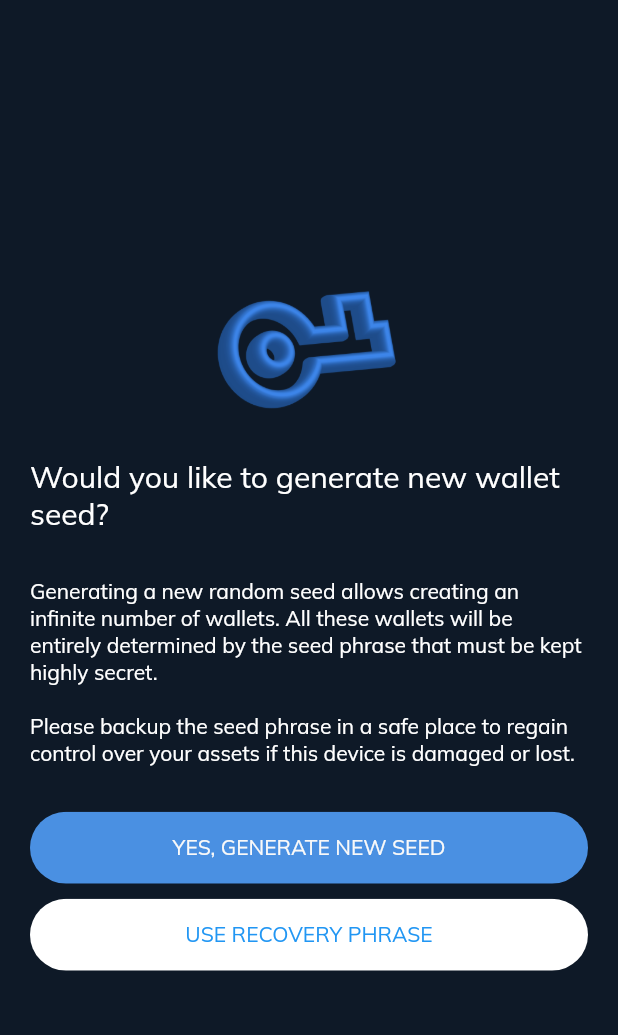
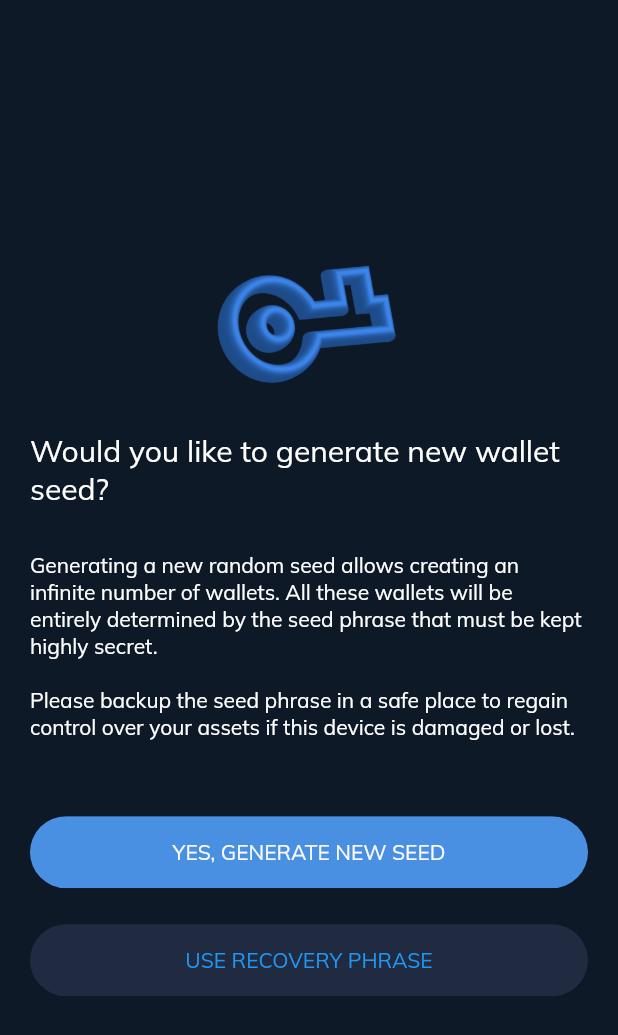
Before and after one commit to cryptoadvance/specter-mobile, a Flutter app: the RecoverySelectView screen opened by its route, on a phone screen of 412 x 824 dp. Shown: the top 1035 px of the screen. Run offline on Flutter 3.47's test engine with Material 2 defaults, Android fonts, the phone set to English and light mode, and no system bars; our stand-ins replace flutter_svg, get, qr_flutter; missing offline and left inert: dart:ffi.

Commit message:
Update design

```diff
--- a/lib/app/modules/100_auth/101_recovery_select/views/recovery_select_view.dart
+++ b/lib/app/modules/100_auth/101_recovery_select/views/recovery_select_view.dart
@@ -33,7 +33,7 @@ class RecoverySelectView extends GetView<RecoverySelectController> {
               ),
               Container(
                 width: double.infinity,
-                margin: EdgeInsets.only(top: 30),
+                margin: EdgeInsets.only(top: 50),
                 child: LightButton(
                   child: Text(
                     'recovery_select_buttons_generate_new_seed'.tr,
@@ -48,13 +48,13 @@ class RecoverySelectView extends GetView<RecoverySelectController> {
               ),
               Container(
                 width: double.infinity,
-                margin: EdgeInsets.only(top: 10),
+                margin: EdgeInsets.only(top: 24),
                 child: LightButton(
                   child: Text('recovery_select_buttons_recovery_phrase'.tr, textAlign: TextAlign.center),
                   isInline: false,
-                  style: LightButtonStyle.WHITE_OUTLINE,
+                  style: LightButtonStyle.SECONDARY,
                   onTap: () {
-
+                    Get.toNamed('/enter-seed');
                   }
                 )
               )
--- a/lib/app/routes/app_routes.dart
+++ b/lib/app/routes/app_routes.dart
@@ -13,6 +13,7 @@ abstract class Routes {
   static const WALLET_INFO_ADDRESS = _Paths.WALLET_INFO_ADDRESS;
   static const WALLET_INFO_TRANSACTIONS = _Paths.WALLET_INFO_TRANSACTIONS;
   static const HELLO = _Paths.HELLO;
+  static const ENTER_SEED = _Paths.ENTER_SEED;
 }
 
 abstract class _Paths {
@@ -25,4 +26,5 @@ abstract class _Paths {
   static const WALLET_INFO_ADDRESS = '/wallet-info-address';
   static const WALLET_INFO_TRANSACTIONS = '/wallet-info-transactions';
   static const HELLO = '/hello';
+  static const ENTER_SEED = '/enter-seed';
 }
--- a/lib/app/widgets/LightButton.dart
+++ b/lib/app/widgets/LightButton.dart
@@ -4,7 +4,8 @@ import '../../utils.dart';
 
 enum LightButtonStyle {
   PRIMARY,
-  WHITE_OUTLINE
+  WHITE_OUTLINE,
+  SECONDARY
 }
 
 class LightButton extends StatelessWidget {
@@ -31,6 +32,9 @@ class LightButton extends StatelessWidget {
       case LightButtonStyle.WHITE_OUTLINE:
         bgColor = Colors.white;
         break;
+      case LightButtonStyle.SECONDARY:
+        bgColor = Utils.hexToColor('#202A40');
+        break;
     }
 
     return ClipRRect(
```
Also changed, not shown: lib/app/modules/200_wallets/walletInfo/views/wallet_info_view.dart (+1 -6 lines), lib/app/modules/200_wallets/walletInfoAddress/views/wallet_info_address_view.dart (+1 -6 lines), lib/app/modules/200_wallets/walletInfoTransaction/views/wallet_info_transactions_view.dart (+1 -6 lines), lib/app/routes/app_pages.dart (+9 -6 lines).
